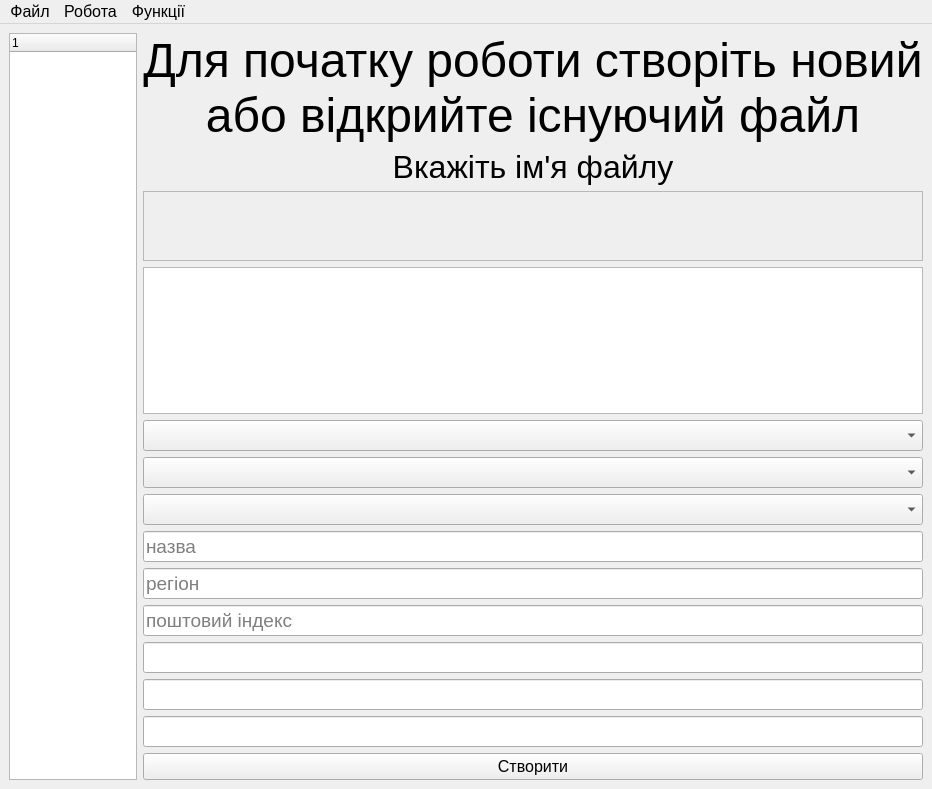
First picture: the form in mainwindow.ui, repository Magnus07/course1-project1, before the edit.
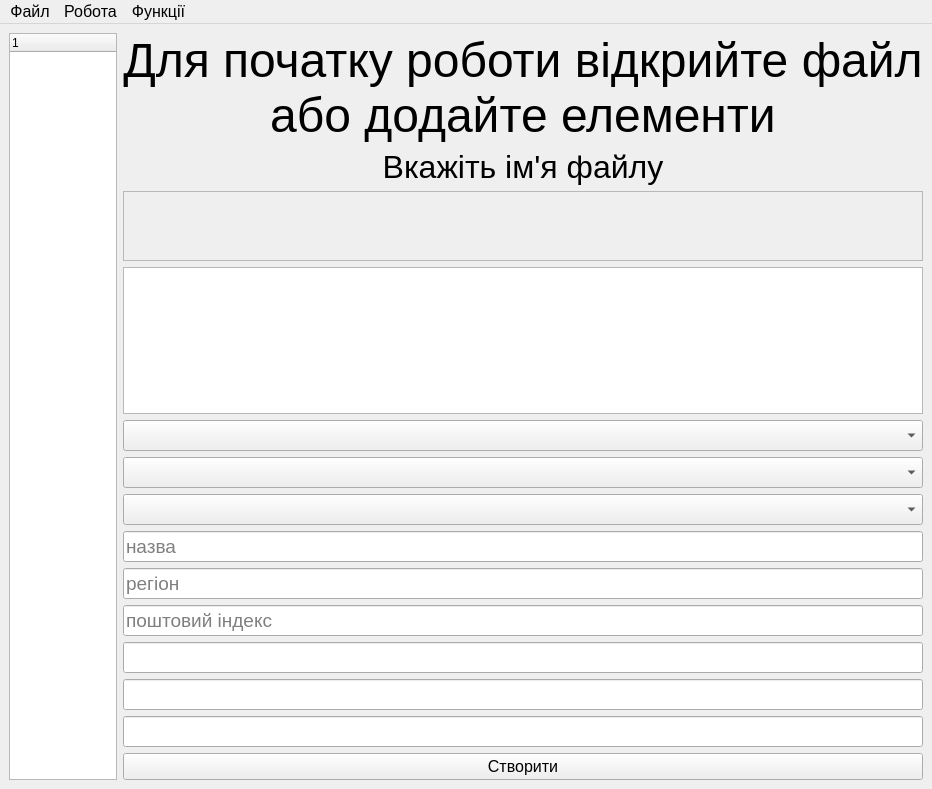
Second picture: the form after the edit.

What changed in the file:
```diff
--- a/mainwindow.ui
+++ b/mainwindow.ui
@@ -41,8 +41,8 @@
          </font>
         </property>
         <property name="text">
-         <string>Для початку роботи створіть новий
-або відкрийте існуючий файл</string>
+         <string>Для початку роботи відкрийте файл
+або додайте елементи</string>
         </property>
         <property name="alignment">
          <set>Qt::AlignCenter</set>
```
Left out of the diff: 5 changed lines with no effect on the pictures.
